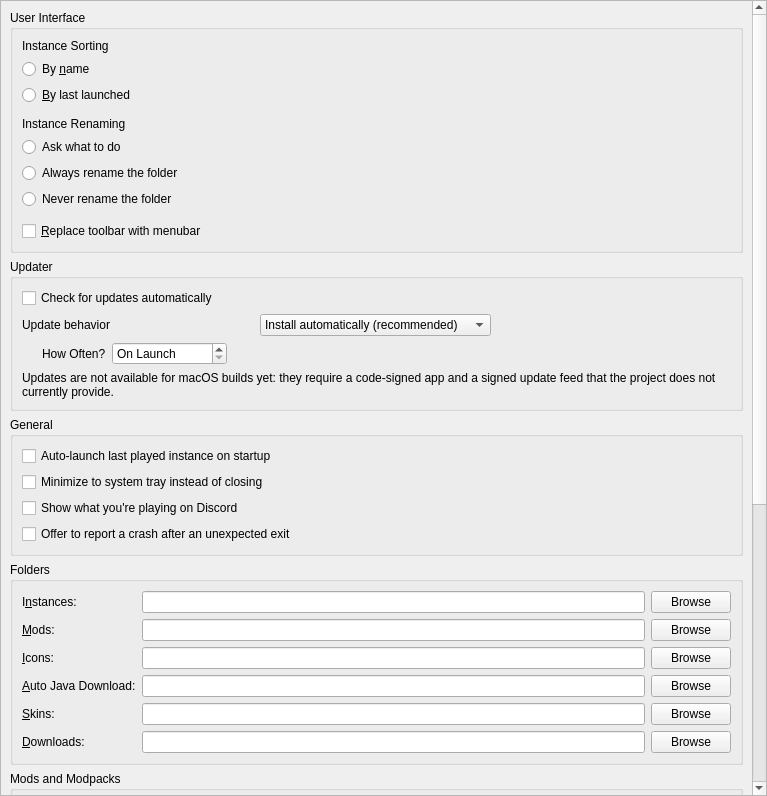
Above: launcher/ui/pages/global/LauncherPage.ui from PollyMC-Continued/launcher before the change. Below: the same form after it.
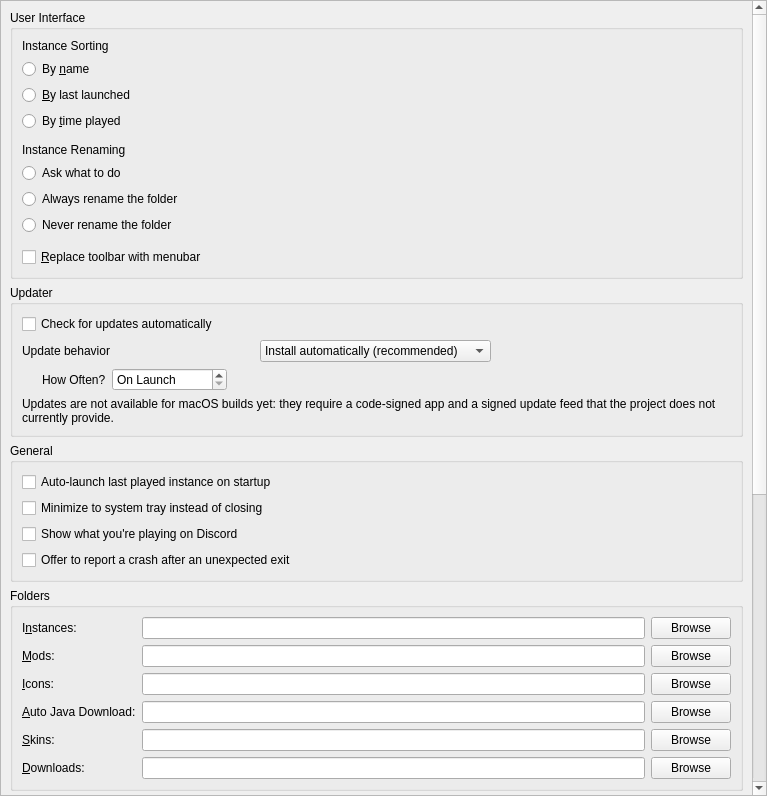
That is the form after the change.

The edit to the form file:
```diff
--- a/launcher/ui/pages/global/LauncherPage.ui
+++ b/launcher/ui/pages/global/LauncherPage.ui
@@ -83,6 +83,16 @@
             </attribute>
            </widget>
           </item>
+          <item>
+           <widget class="QRadioButton" name="sortByTimePlayedBtn">
+            <property name="text">
+             <string>By &amp;time played</string>
+            </property>
+            <attribute name="buttonGroup">
+             <string notr="true">sortingModeGroup</string>
+            </attribute>
+           </widget>
+          </item>
           <item>
            <spacer name="verticalSpacer">
             <property name="orientation">
```
